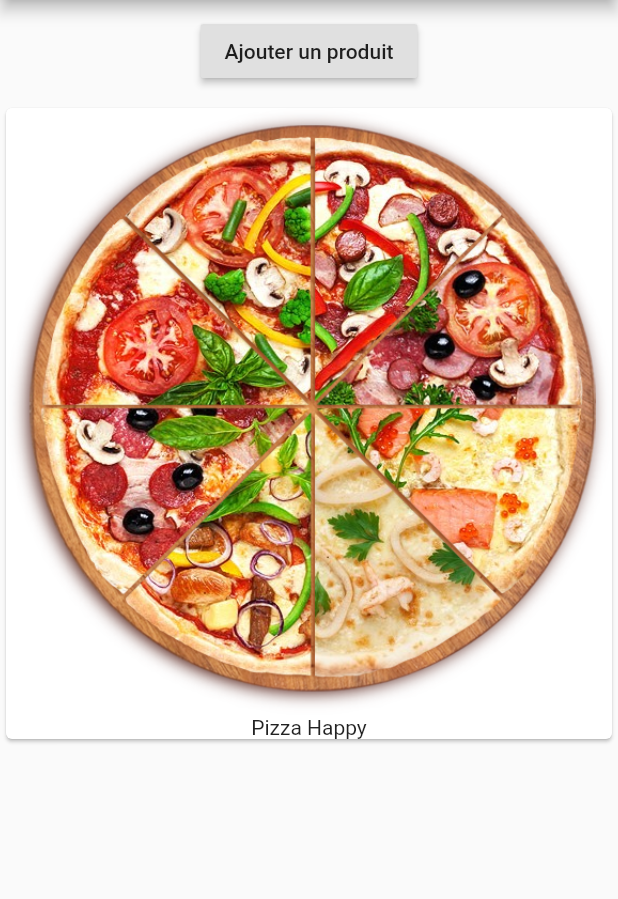
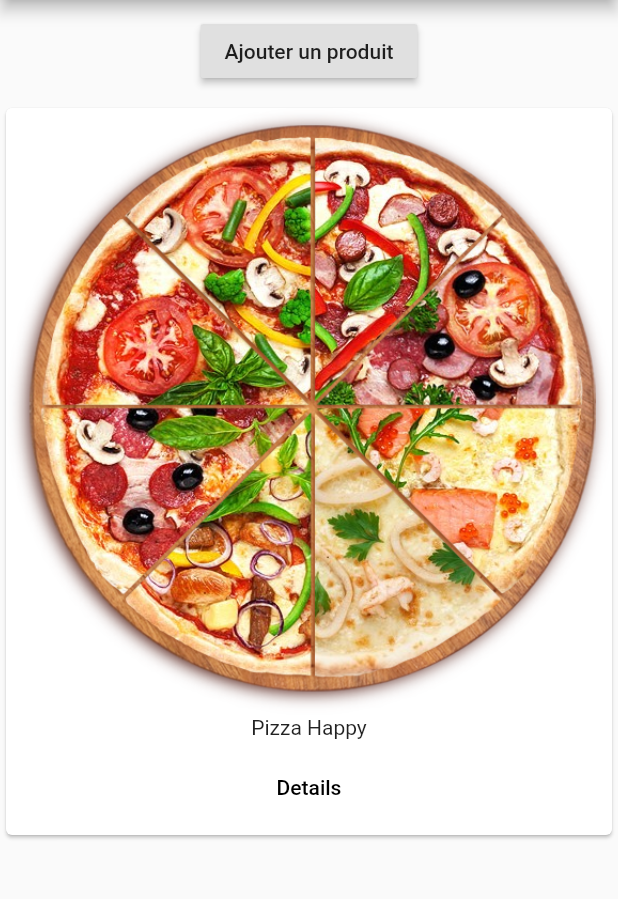
Before and after one commit to Keydero/Pizzoi-app, a Flutter app: the screen it shows after launch, after a tap on "Ajouter un produit", on a phone screen of 412 x 824 dp, the part 84-983 px from its top. Run offline on Flutter 3.47's test engine with Material 2 defaults, Android fonts, the phone set to English and light mode, and no system bars.

Commit message:
add button details for every Product

```diff
--- a/lib/products.dart
+++ b/lib/products.dart
@@ -11,7 +11,16 @@ class Products extends StatelessWidget {
       child: Column(
         children: <Widget>[
           Image.asset('assets/images/pizza.png'),
-          Text(products[index])
+          Text(products[index]),
+          ButtonBar(
+            alignment: MainAxisAlignment.center,
+            children: <Widget>[
+              FlatButton(
+                child: Text('Details'),
+                onPressed: () {},
+              )
+            ],
+          )
         ],
       ),
     );
```
